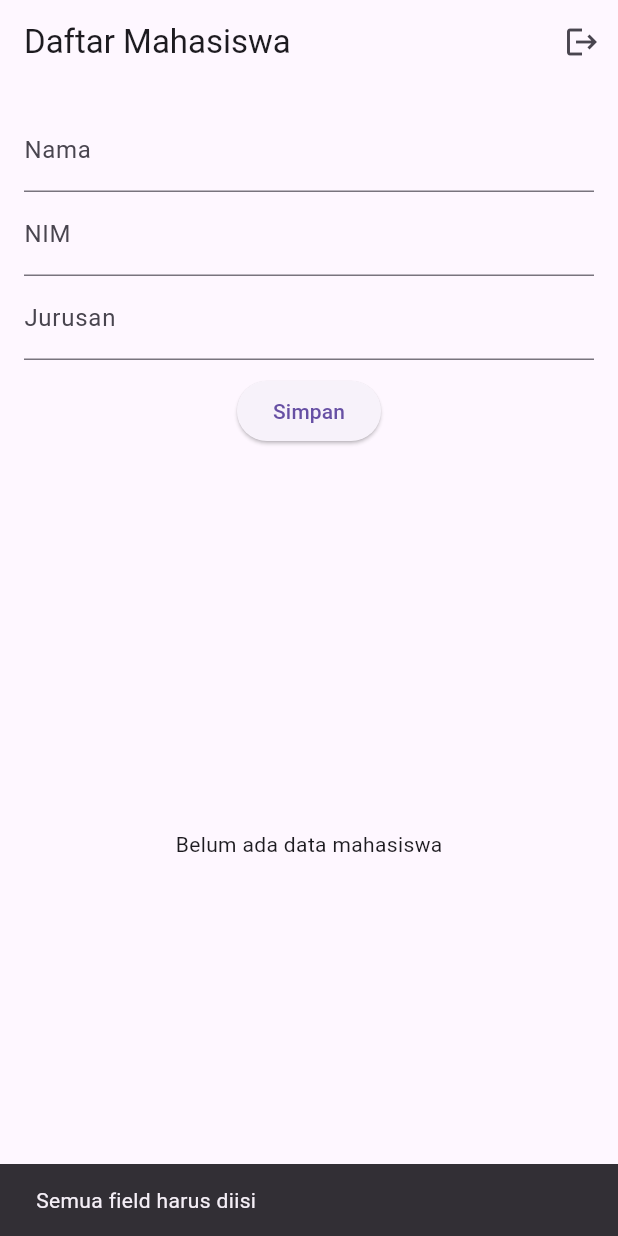
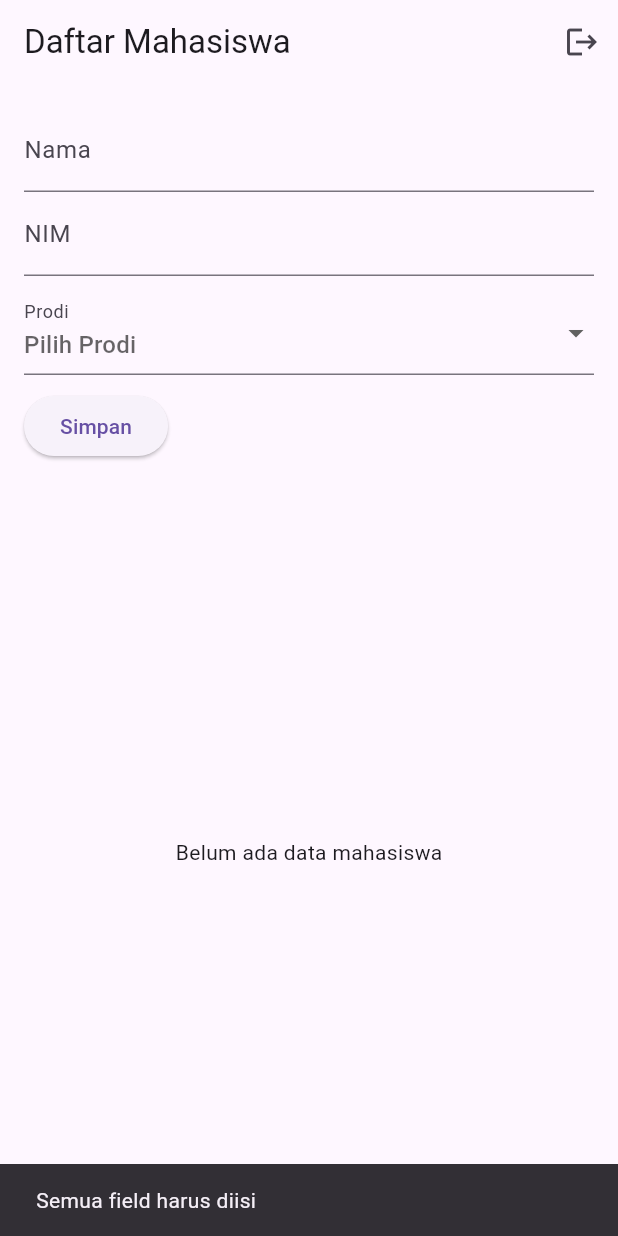
Before and after one commit to Safrust/tugas_flutter_23106050094, a Flutter app: the MahasiswaPage screen opened directly, after a tap on "Simpan", on a phone screen of 412 x 824 dp. Run offline on Flutter 3.47's test engine with Material 3 defaults, Android fonts, the phone set to English and light mode, and no system bars; our stand-ins replace hive, hive_flutter, shared_preferences; accounts and stored records are empty.

Commit message:
Update Hive relation Mahasiswa-Prodi with TypeAdapter

```diff
--- a/lib/database/database_helper.dart
+++ b/lib/database/database_helper.dart
@@ -1,33 +1,19 @@
-import 'package:path/path.dart';
-import 'package:sqflite/sqflite.dart';
+import 'package:hive/hive.dart';
+import '../models/mahasiswa.dart';
 
 class DatabaseHelper {
   static final DatabaseHelper instance = DatabaseHelper._init();
-  static Database? _database;
+  static late Box<Mahasiswa> _box;
 
   DatabaseHelper._init();
 
-  Future<Database> get database async {
-    if (_database != null) return _database!;
-    _database = await _initDB('kampus.db');
-    return _database!;
-  }
-
-  Future<Database> _initDB(String filePath) async {
-    final dbPath = await getDatabasesPath();
-    final path = join(dbPath, filePath);
-
-    return openDatabase(path, version: 1, onCreate: _createDB);
-  }
-
-  Future<void> _createDB(Database db, int version) async {
-    await db.execute('''
-      CREATE TABLE mahasiswa(
-        id INTEGER PRIMARY KEY AUTOINCREMENT,
-        nama TEXT,
-        nim TEXT,
-        jurusan TEXT
-      )
-    ''');
+  Box<Mahasiswa> get box {
+    if (!Hive.isBoxOpen('mahasiswaBox')) {
+      throw Exception(
+        'Hive box tidak terbuka. Pastikan Hive sudah diinisialisasi di main().',
+      );
+    }
+    _box = Hive.box<Mahasiswa>('mahasiswaBox');
+    return _box;
   }
 }
--- a/lib/main.dart
+++ b/lib/main.dart
@@ -1,7 +1,33 @@
 import 'package:flutter/material.dart';
+import 'package:hive_flutter/hive_flutter.dart';
+import 'models/mahasiswa.dart';
+import 'models/prodi.dart';
 import 'pages/splash_page.dart';
 
-void main() {
+void main() async {
+  WidgetsFlutterBinding.ensureInitialized();
+  await Hive.initFlutter();
+
+  if (await Hive.boxExists('mahasiswaBox')) {
+    await Hive.deleteBoxFromDisk('mahasiswaBox');
+  }
+
+  Hive.registerAdapter(MahasiswaAdapter());
+  Hive.registerAdapter(ProdiAdapter());
+
+  await Hive.openBox<Mahasiswa>('mahasiswaBox');
+  await Hive.openBox<Prodi>('prodiBox');
+
+  // Tambahkan data awal prodi jika belum ada
+  var prodiBox = Hive.box<Prodi>('prodiBox');
+  if (prodiBox.isEmpty) {
+    prodiBox.addAll([
+      Prodi(namaProdi: 'Informatika'),
+      Prodi(namaProdi: 'Biologi'),
+      Prodi(namaProdi: 'Fisika'),
+    ]);
+  }
+
   runApp(const MainApp());
 }
 
--- a/lib/models/mahasiswa.dart
+++ b/lib/models/mahasiswa.dart
@@ -1,26 +1,17 @@
-class Mahasiswa {
-  final int? id;
+import 'package:hive/hive.dart';
+
+part 'mahasiswa.g.dart';
+
+@HiveType(typeId: 0)
+class Mahasiswa extends HiveObject {
+  @HiveField(0)
   final String nama;
+
+  @HiveField(1)
   final String nim;
-  final String jurusan;
 
-  Mahasiswa({
-    this.id,
-    required this.nama,
-    required this.nim,
-    required this.jurusan,
-  });
+  @HiveField(2)
+  final int prodiId;
 
-  Map<String, dynamic> toMap() {
-    return {'id': id, 'nama': nama, 'nim': nim, 'jurusan': jurusan};
-  }
-
-  factory Mahasiswa.fromMap(Map<String, dynamic> map) {
-    return Mahasiswa(
-      id: map['id'] as int?,
-      nama: map['nama'] as String,
-      nim: map['nim'] as String,
-      jurusan: map['jurusan'] as String,
-    );
-  }
+  Mahasiswa({required this.nama, required this.nim, required this.prodiId});
 }
--- /dev/null
+++ b/lib/models/prodi.dart
@@ -0,0 +1,11 @@
+import 'package:hive/hive.dart';
+
+part 'prodi.g.dart';
+
+@HiveType(typeId: 1)
+class Prodi extends HiveObject {
+  @HiveField(0)
+  final String namaProdi;
+
+  Prodi({required this.namaProdi});
+}
--- a/lib/pages/mahasiswa_page.dart
+++ b/lib/pages/mahasiswa_page.dart
@@ -1,6 +1,8 @@
 import 'package:flutter/material.dart';
+import 'package:hive_flutter/hive_flutter.dart';
 
 import '../models/mahasiswa.dart';
+import '../models/prodi.dart';
 import '../services/auth_service.dart';
 import '../services/mahasiswa_service.dart';
 import 'login_page.dart';
@@ -15,40 +17,18 @@ class MahasiswaPage extends StatefulWidget {
 class _MahasiswaPageState extends State<MahasiswaPage> {
   final MahasiswaService service = MahasiswaService();
   final AuthService _authService = AuthService();
-  List<Mahasiswa> data = [];
-  int? editingId;
+  int? editingIndex;
+  int? selectedProdiId;
 
   final TextEditingController namaController = TextEditingController();
   final TextEditingController nimController = TextEditingController();
-  final TextEditingController jurusanController = TextEditingController();
-
-  @override
-  void initState() {
-    super.initState();
-    loadData();
-  }
-
-  Future<void> loadData() async {
-    try {
-      final result = await service.getAll();
-      if (!mounted) return;
-      setState(() {
-        data = result;
-      });
-    } catch (e) {
-      if (!mounted) return;
-      ScaffoldMessenger.of(
-        context,
-      ).showSnackBar(SnackBar(content: Text('Gagal memuat data: $e')));
-    }
-  }
 
   Future<void> simpanMahasiswa() async {
     final nama = namaController.text.trim();
     final nim = nimController.text.trim();
-    final jurusan = jurusanController.text.trim();
 
-    if (nama.isEmpty || nim.isEmpty || jurusan.isEmpty) {
+    if (nama.isEmpty || nim.isEmpty || selectedProdiId == null) {
+      if (!mounted) return;
       ScaffoldMessenger.of(
         context,
       ).showSnackBar(const SnackBar(content: Text('Semua field harus diisi')));
@@ -56,17 +36,16 @@ class _MahasiswaPageState extends State<MahasiswaPage> {
     }
 
     try {
-      if (editingId == null) {
-        final mahasiswa = Mahasiswa(nama: nama, nim: nim, jurusan: jurusan);
+      final mahasiswa = Mahasiswa(
+        nama: nama,
+        nim: nim,
+        prodiId: selectedProdiId!,
+      );
+
+      if (editingIndex == null) {
         await service.tambah(mahasiswa);
       } else {
-        final mahasiswa = Mahasiswa(
-          id: editingId,
-          nama: nama,
-          nim: nim,
-          jurusan: jurusan,
-        );
-        await service.update(mahasiswa);
+        await service.update(editingIndex!, mahasiswa);
       }
     } catch (e) {
       if (!mounted) return;
@@ -76,47 +55,39 @@ class _MahasiswaPageState extends State<MahasiswaPage> {
       return;
     }
 
-    namaController.clear();
-    nimController.clear();
-    jurusanController.clear();
-
-    setState(() {
-      editingId = null;
-    });
-
-    await loadData();
+    clearForm();
   }
 
-  void isiFormUntukEdit(Mahasiswa mahasiswa) {
+  void isiFormUntukEdit(int index, Mahasiswa mahasiswa) {
     setState(() {
-      editingId = mahasiswa.id;
+      editingIndex = index;
       namaController.text = mahasiswa.nama;
       nimController.text = mahasiswa.nim;
-      jurusanController.text = mahasiswa.jurusan;
+      selectedProdiId = mahasiswa.prodiId;
     });
   }
 
-  Future<void> hapusMahasiswa(int id) async {
+  Future<void> hapusMahasiswa(int index) async {
     try {
-      await service.hapus(id);
+      await service.hapus(index);
+      if (editingIndex == index) {
+        clearForm();
+      }
     } catch (e) {
       if (!mounted) return;
       ScaffoldMessenger.of(
         context,
       ).showSnackBar(SnackBar(content: Text('Gagal menghapus data: $e')));
-      return;
+    }
   }
 
-    if (editingId == id) {
+  void clearForm() {
     namaController.clear();
     nimController.clear();
-      jurusanController.clear();
     setState(() {
-        editingId = null;
+      selectedProdiId = null;
+      editingIndex = null;
     });
-    }
-
-    await loadData();
   }
 
   Future<void> logout() async {
@@ -133,12 +104,14 @@ class _MahasiswaPageState extends State<MahasiswaPage> {
   void dispose() {
     namaController.dispose();
     nimController.dispose();
-    jurusanController.dispose();
     super.dispose();
   }
 
   @override
   Widget build(BuildContext context) {
+    final box = service.box;
+    final prodiBox = Hive.box<Prodi>('prodiBox');
+
     return Scaffold(
       appBar: AppBar(
         title: const Text('Daftar Mahasiswa'),
@@ -162,45 +135,93 @@ class _MahasiswaPageState extends State<MahasiswaPage> {
               controller: nimController,
               decoration: const InputDecoration(labelText: 'NIM'),
             ),
-            TextField(
-              controller: jurusanController,
-              decoration: const InputDecoration(labelText: 'Jurusan'),
+            const SizedBox(height: 10),
+            DropdownButtonFormField<int>(
+              key: ValueKey(selectedProdiId),
+              initialValue: selectedProdiId,
+              hint: const Text('Pilih Prodi'),
+              items: List.generate(prodiBox.length, (index) {
+                final prodi = prodiBox.getAt(index);
+                return DropdownMenuItem(
+                  value: index,
+                  child: Text(prodi!.namaProdi),
+                );
+              }),
+              onChanged: (value) {
+                setState(() {
+                  selectedProdiId = value;
+                });
+              },
+              decoration: const InputDecoration(labelText: 'Prodi'),
             ),
             const SizedBox(height: 10),
+            Row(
+              children: [
                 ElevatedButton(
                   onPressed: simpanMahasiswa,
-              child: const Text('Simpan'),
+                  child: Text(editingIndex == null ? 'Simpan' : 'Update'),
+                ),
+                const SizedBox(width: 10),
+                if (editingIndex != null)
+                  ElevatedButton(
+                    onPressed: clearForm,
+                    child: const Text('Batal'),
+                  ),
+              ],
             ),
             const SizedBox(height: 20),
             Expanded(
-              child: data.isEmpty
-                  ? const Center(child: Text('Belum ada data mahasiswa'))
-                  : ListView.builder(
-                      itemCount: data.length,
+              child: ValueListenableBuilder(
+                valueListenable: box.listenable(),
+                builder: (context, Box<Mahasiswa> box, _) {
+                  if (box.isEmpty) {
+                    return const Center(
+                      child: Text('Belum ada data mahasiswa'),
+                    );
+                  }
+
+                  final items = box.values.toList().reversed.toList();
+
+                  return ListView.builder(
+                    itemCount: items.length,
                     itemBuilder: (context, index) {
-                        final mhs = data[index];
-                        return ListTile(
-                          title: Text(mhs.nama),
-                          subtitle: Text('${mhs.nim} - ${mhs.jurusan}'),
+                      final data = items[index];
+                      final boxIndex = box.length - 1 - index;
+                      final key = box.keyAt(boxIndex);
+                      final prodi = prodiBox.getAt(data.prodiId);
+
+                      return Card(
+                        child: ListTile(
+                          title: Text(data.nama),
+                          subtitle: Text(
+                            'NIM: ${data.nim} | ${prodi?.namaProdi ?? '-'}',
+                          ),
                           trailing: Row(
                             mainAxisSize: MainAxisSize.min,
                             children: [
                               IconButton(
-                                icon: const Icon(Icons.edit),
+                                icon: const Icon(
+                                  Icons.edit,
+                                  color: Colors.orange,
+                                ),
                                 onPressed: () {
-                                  isiFormUntukEdit(mhs);
+                                  isiFormUntukEdit(key as int, data);
                                 },
                               ),
                               IconButton(
-                                icon: const Icon(Icons.delete),
+                                icon: const Icon(
+                                  Icons.delete,
+                                  color: Colors.red,
+                                ),
                                 onPressed: () {
-                                  if (mhs.id != null) {
-                                    hapusMahasiswa(mhs.id!);
-                                  }
+                                  hapusMahasiswa(key as int);
                                 },
                               ),
                             ],
                           ),
+                        ),
+                      );
+                    },
                   );
                 },
               ),
--- a/pubspec.yaml
+++ b/pubspec.yaml
@@ -10,13 +10,16 @@ dependencies:
   flutter:
     sdk: flutter
   shared_preferences: ^2.2.2
-  sqflite: ^2.3.2
+  hive: ^2.2.3
+  hive_flutter: ^1.1.0
   path: ^1.8.3
 
 dev_dependencies:
   flutter_test:
     sdk: flutter
   flutter_lints: ^6.0.0
+  hive_generator: ^2.0.0
+  build_runner: ^2.4.0
 
 flutter:
   uses-material-design: true
```
Also changed, not shown: lib/services/mahasiswa_service.dart (+16 -16 lines), lib/models/mahasiswa.g.dart (added), lib/models/prodi.g.dart (added), pubspec.lock, 4 other files. Lines whose indentation alone changed are shown as unchanged.
